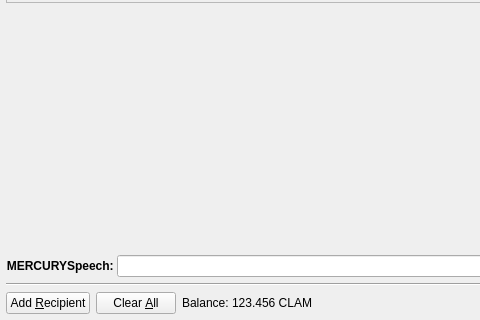
Qt form src/qt/forms/sendcoinsdialog.ui (CyberCriminal0/Mercury) before a commit; both pictures show x 0 to 480 and y 132 to 452 of the 964 by 452 pixel window.
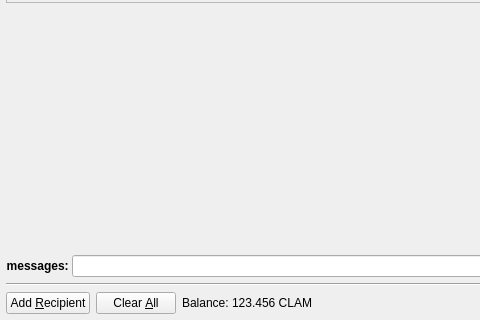
The same form after that commit. Icons and pictures are not drawn.

What changed in the file:
```diff
--- a/src/qt/forms/sendcoinsdialog.ui
+++ b/src/qt/forms/sendcoinsdialog.ui
@@ -711,7 +711,7 @@
         </font>
        </property>
        <property name="text">
-        <string>MERCURYSpeech: </string>
+        <string>messages: </string>
        </property>
        <property name="alignment">
         <set>Qt::AlignLeading|Qt::AlignLeft|Qt::AlignRight|Qt::AlignTrailing|Qt::AlignVCenter</set>
```
Left out of the diff: 4 changed lines with no effect on the pictures.
